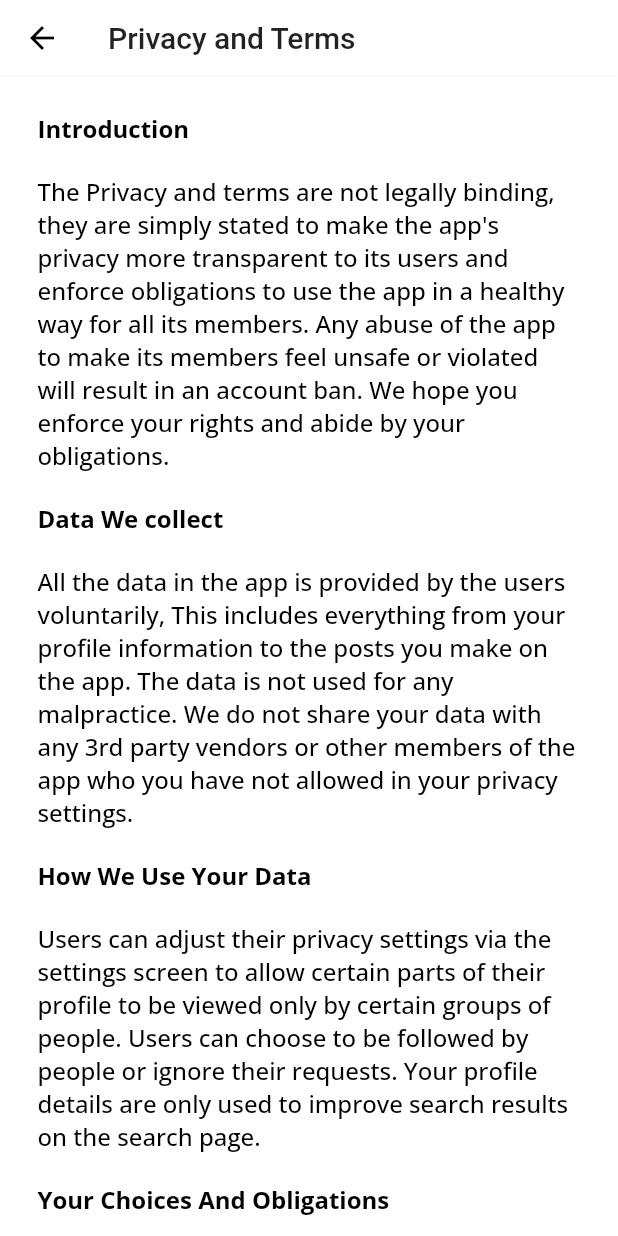
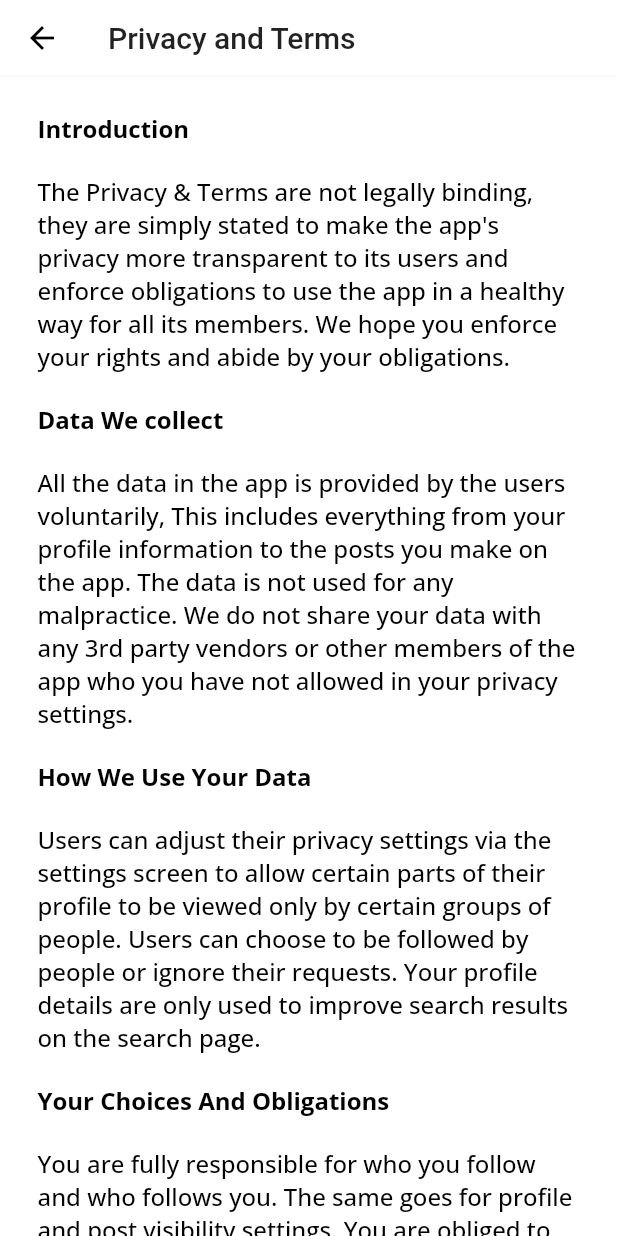
Before and after one commit to Ashishprashar/alumni_app, a Flutter app: the PrivacyScreen screen opened directly, on a phone screen of 412 x 824 dp. Run offline on Flutter 3.47's test engine with Material 2 defaults, Android fonts, the phone set to English and light mode, and no system bars; our stand-ins replace cached_network_image, cloud_firestore, email_validator, firebase_auth, firebase_core, firebase_database and 10 more; missing offline and left inert: paginate_firestore; accounts and stored records are empty.

Commit message:
typo's in privacy fixed

```diff
--- a/lib/screen/privacy_screen.dart
+++ b/lib/screen/privacy_screen.dart
@@ -29,7 +29,7 @@ class PrivacyScreen extends StatelessWidget {
                 ),
                 const SizedBox(height: 20),
                 Text(
-                  'The Privacy and terms are not legally binding, they are simply stated to make the app\'s privacy more transparent to its users and enforce obligations to use the app in a healthy way for all its members. Any abuse of the app to make its members feel unsafe or violated will result in an account ban. We hope you enforce your rights and abide by your obligations.',
+                  'The Privacy & Terms are not legally binding, they are simply stated to make the app\'s privacy more transparent to its users and enforce obligations to use the app in a healthy way for all its members. We hope you enforce your rights and abide by your obligations.',
                   style: Theme.of(context).textTheme.bodyText1,
                 ),
                 const SizedBox(height: 20),
```
